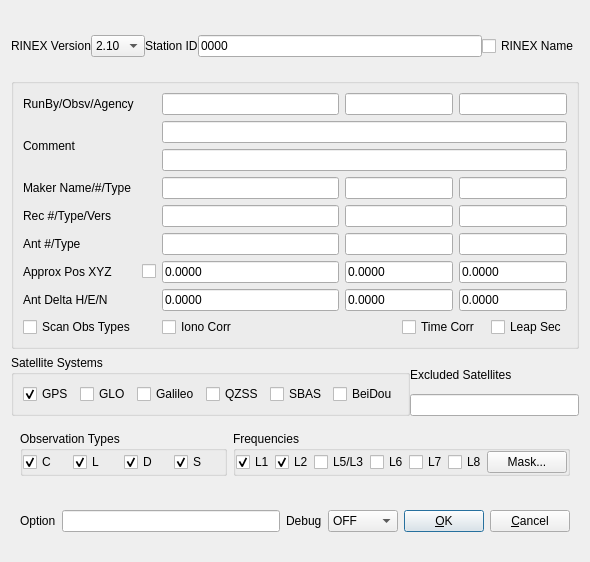
Above: app/rtkconv_qt/convopt.ui from tomojitakasu/RTKLIB before the change. Below: the same form after it.
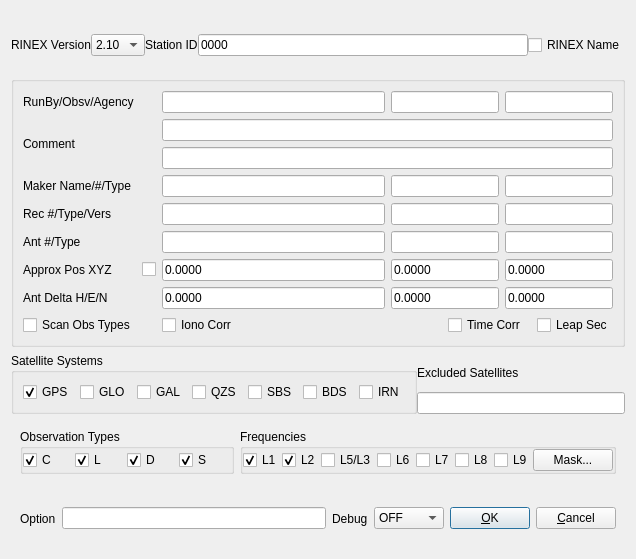
That is the form after the change.

```diff
--- a/app/rtkconv_qt/convopt.ui
+++ b/app/rtkconv_qt/convopt.ui
@@ -6,8 +6,8 @@
    <rect>
     <x>0</x>
     <y>0</y>
-    <width>590</width>
-    <height>562</height>
+    <width>636</width>
+    <height>559</height>
    </rect>
   </property>
   <property name="windowTitle">
@@ -645,7 +645,7 @@
             <string/>
            </property>
            <property name="text">
-            <string>Galileo</string>
+            <string>GAL</string>
            </property>
            <property name="checked">
             <bool>false</bool>
@@ -658,7 +658,7 @@
             <string/>
            </property>
            <property name="text">
-            <string>QZSS</string>
+            <string>QZS</string>
            </property>
            <property name="checked">
             <bool>false</bool>
@@ -671,7 +671,7 @@
             <string/>
            </property>
            <property name="text">
-            <string>SBAS</string>
+            <string>SBS</string>
            </property>
            <property name="checked">
             <bool>false</bool>
@@ -684,13 +684,20 @@
             <string/>
            </property>
            <property name="text">
-            <string>BeiDou</string>
+            <string>BDS</string>
            </property>
            <property name="checked">
             <bool>false</bool>
            </property>
           </widget>
          </item>
+         <item>
+          <widget class="QCheckBox" name="Nav7">
+           <property name="text">
+            <string>IRN</string>
+           </property>
+          </widget>
+         </item>
         </layout>
        </widget>
       </item>
@@ -881,6 +888,13 @@
            </property>
           </widget>
          </item>
+         <item>
+          <widget class="QCheckBox" name="Freq7">
+           <property name="text">
+            <string>L9</string>
+           </property>
+          </widget>
+         </item>
          <item>
           <widget class="QPushButton" name="BtnMask">
            <property name="enabled">
```
